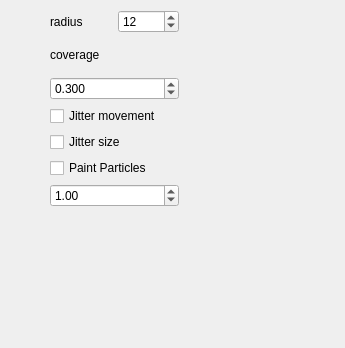
The window that krita/plugins/paintops/spray/wdgsprayoptions.ui (KDE/krita) describes before a commit, drawn with Qt 5.
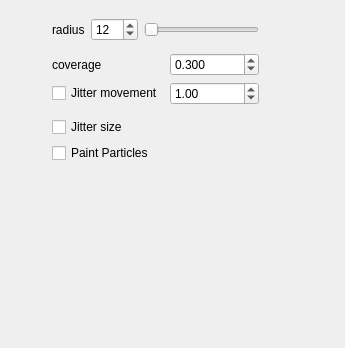
The same window after the commit.

Commit message: Improved GUI little, using computationaly slower but preciser solution for spraying pixels and spacing set according radius.

Diff of the .ui file:
```diff
--- a/krita/plugins/paintops/spray/wdgsprayoptions.ui
+++ b/krita/plugins/paintops/spray/wdgsprayoptions.ui
@@ -24,10 +24,10 @@
   <widget class="QWidget" name="layoutWidget" >
    <property name="geometry" >
     <rect>
-     <x>50</x>
-     <y>10</y>
-     <width>129</width>
-     <height>197</height>
+     <x>52</x>
+     <y>12</y>
+     <width>207</width>
+     <height>157</height>
     </rect>
    </property>
    <layout class="QVBoxLayout" name="verticalLayout_2" >
@@ -42,23 +42,29 @@
       </item>
       <item>
        <widget class="QSpinBox" name="radiusSpinBox" >
+        <property name="maximum" >
+         <number>999</number>
+        </property>
         <property name="value" >
          <number>12</number>
         </property>
        </widget>
       </item>
+      <item>
+       <widget class="QSlider" name="radiusSlider" >
+        <property name="maximum" >
+         <number>999</number>
+        </property>
+        <property name="orientation" >
+         <enum>Qt::Horizontal</enum>
+        </property>
+       </widget>
+      </item>
      </layout>
     </item>
     <item>
-     <layout class="QVBoxLayout" name="verticalLayout" >
-      <item>
-       <widget class="QLabel" name="coverageLabel" >
-        <property name="text" >
-         <string>coverage</string>
-        </property>
-       </widget>
-      </item>
-      <item>
+     <layout class="QGridLayout" name="gridLayout" >
+      <item row="0" column="1" >
        <widget class="QDoubleSpinBox" name="coverageSpin" >
         <property name="decimals" >
          <number>3</number>
@@ -74,28 +80,14 @@
         </property>
        </widget>
       </item>
-      <item>
+      <item row="2" column="0" >
        <widget class="QCheckBox" name="jitterMoveBox" >
         <property name="text" >
          <string>Jitter movement</string>
         </property>
        </widget>
       </item>
-      <item>
-       <widget class="QCheckBox" name="jitterSizeBox" >
-        <property name="text" >
-         <string>Jitter size</string>
-        </property>
-       </widget>
-      </item>
-      <item>
-       <widget class="QCheckBox" name="useParticlesBox" >
-        <property name="text" >
-         <string>Paint Particles</string>
-        </property>
-       </widget>
-      </item>
-      <item>
+      <item row="2" column="1" >
        <widget class="QDoubleSpinBox" name="amountSpin" >
         <property name="decimals" >
          <number>2</number>
@@ -111,6 +103,31 @@
         </property>
        </widget>
       </item>
+      <item row="0" column="0" >
+       <widget class="QLabel" name="coverageLabel" >
+        <property name="text" >
+         <string>coverage</string>
+        </property>
+       </widget>
+      </item>
+     </layout>
+    </item>
+    <item>
+     <layout class="QVBoxLayout" name="verticalLayout" >
+      <item>
+       <widget class="QCheckBox" name="jitterSizeBox" >
+        <property name="text" >
+         <string>Jitter size</string>
+        </property>
+       </widget>
+      </item>
+      <item>
+       <widget class="QCheckBox" name="useParticlesBox" >
+        <property name="text" >
+         <string>Paint Particles</string>
+        </property>
+       </widget>
+      </item>
      </layout>
     </item>
    </layout>
```
Left out of the diff: 51 changed lines with no effect on the pictures. The commit also changes 8 other files.
